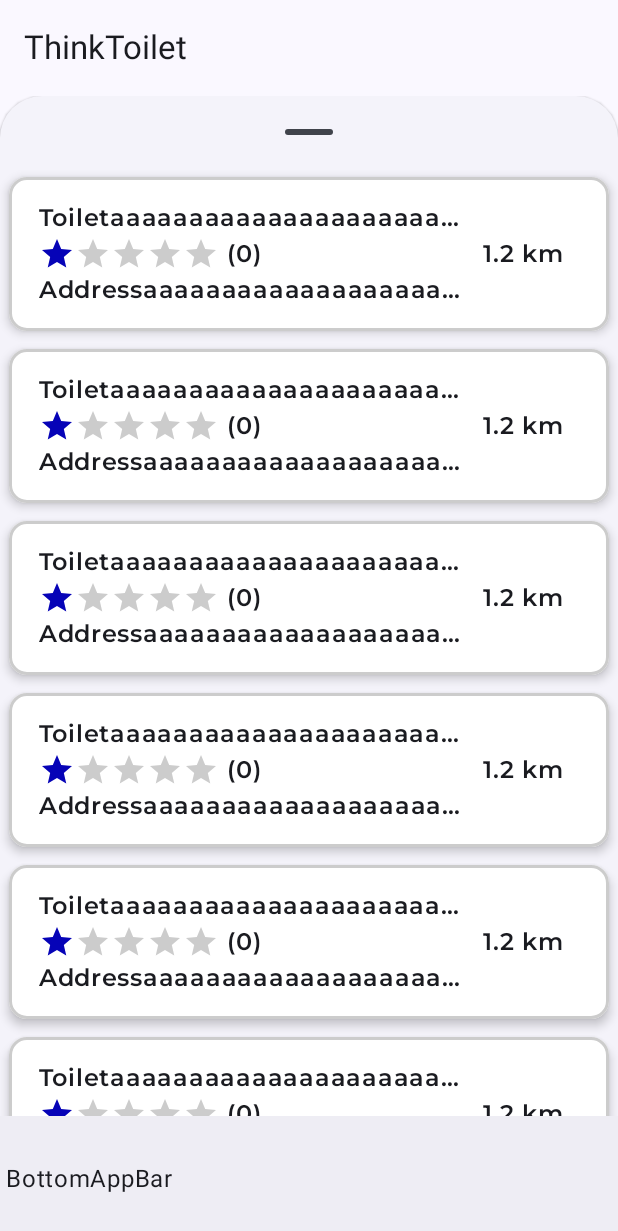
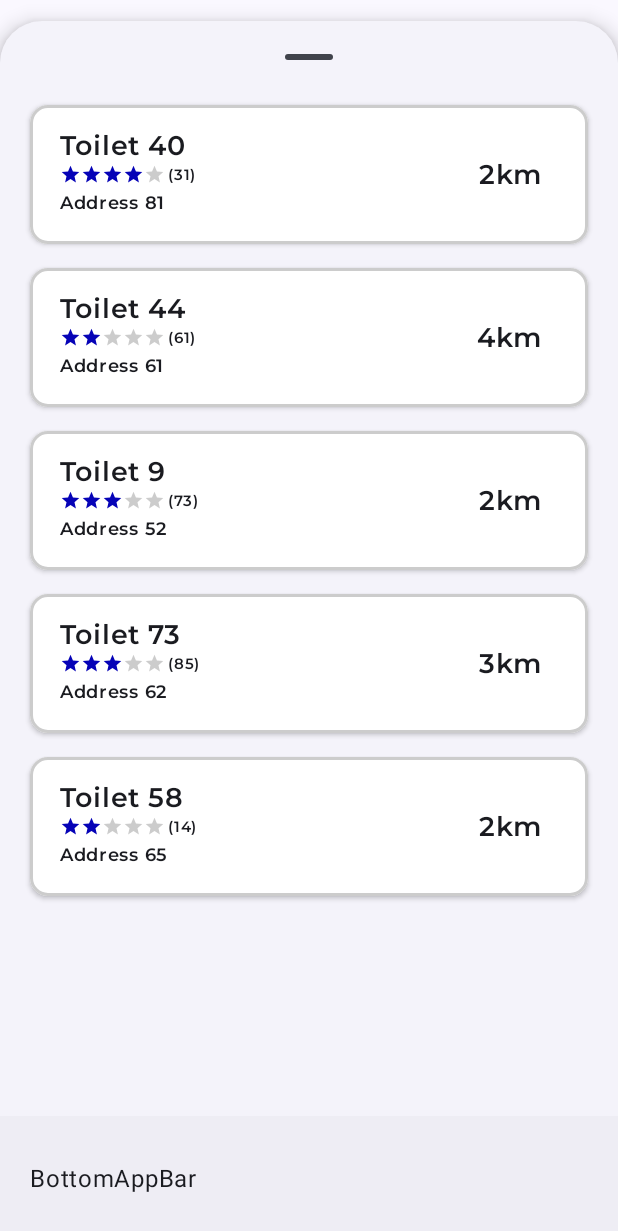
Before and after one commit to nycocado/think-toilet, an Android app built with Jetpack Compose: the screen it shows after launch (MainActivity), after a tap on an icon or button, on a phone screen of 412 x 824 dp. Shown: the top 1231 px of the screen. Run offline under Robolectric (Android 15) with nearby library versions, the phone set to English and light mode, and no system bars.

Commit message:
Added BottomSheet

```diff
--- a/app/app/src/main/java/pt/iade/ei/thinktoilet/MainActivity.kt
+++ b/app/app/src/main/java/pt/iade/ei/thinktoilet/MainActivity.kt
@@ -5,28 +5,15 @@ import androidx.activity.ComponentActivity
 import androidx.activity.compose.setContent
 import androidx.activity.enableEdgeToEdge
 import androidx.compose.foundation.layout.Box
-import androidx.compose.foundation.layout.fillMaxSize
 import androidx.compose.foundation.layout.padding
-import androidx.compose.foundation.lazy.LazyColumn
 import androidx.compose.material3.BottomAppBar
-import androidx.compose.material3.BottomSheetScaffold
-import androidx.compose.material3.ExperimentalMaterial3Api
 import androidx.compose.material3.Scaffold
 import androidx.compose.material3.Text
-import androidx.compose.material3.TopAppBar
-import androidx.compose.material3.rememberBottomSheetScaffoldState
 import androidx.compose.runtime.Composable
-import androidx.compose.runtime.getValue
-import androidx.compose.runtime.mutableIntStateOf
-import androidx.compose.runtime.mutableStateOf
-import androidx.compose.runtime.remember
-import androidx.compose.runtime.setValue
 import androidx.compose.ui.Modifier
-import androidx.compose.ui.platform.LocalDensity
 import androidx.compose.ui.tooling.preview.Preview
 import androidx.compose.ui.unit.dp
-import pt.iade.ei.thinktoilet.test.generateToilet
-import pt.iade.ei.thinktoilet.ui.components.LocationCard
+import pt.iade.ei.thinktoilet.ui.components.BottomSheetScaffoldThinkToilet
 import pt.iade.ei.thinktoilet.ui.theme.ThinkToiletTheme
 
 class MainActivity : ComponentActivity() {
@@ -41,55 +28,26 @@ class MainActivity : ComponentActivity() {
     }
 }
 
-@OptIn(ExperimentalMaterial3Api::class)
 @Composable
 fun MainView() {
     ThinkToiletTheme {
-        var sheetState = rememberBottomSheetScaffoldState()
-
         Scaffold(
-            topBar = {
-                TopAppBar(
-                    title = {
-                        Text(text = "ThinkToilet")
-                    }
-                )
-            },
             bottomBar = {
-                BottomAppBar (
-                    content = {
-                        Text(text = "BottomAppBar")
-                    }
-                )
+                BottomAppBar {
+                    Text(
+                        text = "BottomAppBar",
+                        modifier = Modifier.padding(16.dp)
+                    )
+                }
             }
         ) { innerPadding ->
             Box(
-                modifier = Modifier
+                Modifier
                     .padding(innerPadding)
-                    .fillMaxSize()
             ) {
-                BottomSheetScaffold(
-                    sheetContent = {
-                        LazyColumn(
-                            modifier = Modifier.fillMaxSize()
-                        ) {
-                            items(10) {
-                                LocationCard(
-                                    toilet = generateToilet(),
-                                    distance = "1.2 km"
-                                )
-                            }
-                        }
-                    },
-                    sheetPeekHeight = 160.dp,
-                    scaffoldState = sheetState
-                ) {
-
-                }
+                BottomSheetScaffoldThinkToilet()
             }
-
         }
-
     }
 }
 
--- a/app/app/src/main/java/pt/iade/ei/thinktoilet/models/Position.kt
+++ b/app/app/src/main/java/pt/iade/ei/thinktoilet/models/Position.kt
@@ -6,3 +6,11 @@ data class Position(
     var latitude: Double,
     var longitude: Double,
 ) : Serializable
+
+fun distanceToString(distance: Double): String {
+    return if (distance < 1000) {
+        "${distance.toInt()}m"
+    } else {
+        "${(distance / 1000).toInt()}km"
+    }
+}
--- a/app/app/src/main/java/pt/iade/ei/thinktoilet/models/UserMain.kt
+++ b/app/app/src/main/java/pt/iade/ei/thinktoilet/models/UserMain.kt
@@ -11,4 +11,5 @@ data class UserMain(
     var email: String,
     var password: String,
     var position: Position,
+    var historyComment: List<Comment>,
 ) : Serializable
--- a/app/app/src/main/java/pt/iade/ei/thinktoilet/test/Test.kt
+++ b/app/app/src/main/java/pt/iade/ei/thinktoilet/test/Test.kt
@@ -4,19 +4,35 @@ import pt.iade.ei.thinktoilet.models.Position
 import pt.iade.ei.thinktoilet.models.RatingCategory
 import pt.iade.ei.thinktoilet.models.Toilet
 
-fun generateRatingCategory(): RatingCategory {
+fun generateRatingCategory(clean: Float = 0.0f, paper: Float = 0.0f, structure: Float = 0.0f, accessibility: Float = 0.0f): RatingCategory {
     return RatingCategory(
-        clean = 1.0f,
-        paper = 1.0f,
-        structure = 1.0f,
-        accessibility = 1.0f,
+        clean = clean,
+        paper = paper,
+        structure = structure,
+        accessibility = accessibility,
     )
 }
 
-fun generatePosition(): Position {
+fun generateRandomRatingCategory(): RatingCategory {
+    return RatingCategory(
+        clean = (0..5).random().toFloat(),
+        paper = (0..5).random().toFloat(),
+        structure = (0..5).random().toFloat(),
+        accessibility = (0..5).random().toFloat(),
+    )
+}
+
+fun generatePosition(latitude: Double = 0.0, longitude: Double = 0.0): Position {
     return Position(
-        latitude = 0.0,
-        longitude = 0.0
+        latitude = latitude,
+        longitude = longitude
+    )
+}
+
+fun generateRandomPosition(): Position {
+    return Position(
+        latitude = (0..100).random().toDouble(),
+        longitude = (0..100).random().toDouble()
     )
 }
 
@@ -34,3 +50,30 @@ fun generateToilet(): Toilet {
         googlePlaceId = "0"
     )
 }
+
+fun generateRandomToilet(): Toilet{
+    return Toilet(
+        id = (0..100).random(),
+        name = "Toilet ${(0..100).random()}",
+        address = "Address ${(0..100).random()}",
+        ratingCategory = generateRandomRatingCategory(),
+        accessibility = (0..1).random() == 1,
+        babyChangingStation = (0..1).random() == 1,
+        position = generateRandomPosition(),
+        numComments = (0..100).random(),
+        comments = emptyList(),
+        googlePlaceId = "0"
+    )
+}
+
+fun generateToilets(numToilets: Int): List<Toilet> {
+    val toilets = mutableListOf<Toilet>()
+    for (i in 1..numToilets) {
+        toilets.add(generateRandomToilet())
+    }
+    return toilets
+}
+
+fun generateDistance(): Double {
+    return (0..5000).random().toDouble()
+}
--- /dev/null
+++ b/app/app/src/main/java/pt/iade/ei/thinktoilet/ui/components/BottomSheetScaffold.kt
@@ -0,0 +1,103 @@
+package pt.iade.ei.thinktoilet.ui.components
+
+import androidx.activity.compose.BackHandler
+import androidx.compose.foundation.ExperimentalFoundationApi
+import androidx.compose.foundation.LocalOverscrollConfiguration
+import androidx.compose.foundation.layout.Box
+import androidx.compose.foundation.layout.fillMaxHeight
+import androidx.compose.foundation.layout.fillMaxSize
+import androidx.compose.foundation.lazy.LazyColumn
+import androidx.compose.material3.BottomSheetScaffold
+import androidx.compose.material3.ExperimentalMaterial3Api
+import androidx.compose.material3.SheetValue
+import androidx.compose.material3.Text
+import androidx.compose.material3.rememberBottomSheetScaffoldState
+import androidx.compose.material3.rememberStandardBottomSheetState
+import androidx.compose.runtime.Composable
+import androidx.compose.runtime.CompositionLocalProvider
+import androidx.compose.runtime.LaunchedEffect
+import androidx.compose.runtime.getValue
+import androidx.compose.runtime.mutableStateOf
+import androidx.compose.runtime.remember
+import androidx.compose.runtime.setValue
+import androidx.compose.ui.Modifier
+import androidx.compose.ui.unit.dp
+import pt.iade.ei.thinktoilet.models.Toilet
+import pt.iade.ei.thinktoilet.test.generateDistance
+import pt.iade.ei.thinktoilet.test.generateRandomToilet
+
+@Composable
+@OptIn(ExperimentalMaterial3Api::class, ExperimentalFoundationApi::class)
+fun BottomSheetScaffoldThinkToilet() {
+    val scaffoldState = rememberBottomSheetScaffoldState(
+        bottomSheetState = rememberStandardBottomSheetState(
+            initialValue = SheetValue.PartiallyExpanded,
+            confirmValueChange = {
+                it == SheetValue.Expanded || it == SheetValue.PartiallyExpanded
+            }
+        )
+    )
+    var locationSelected by remember { mutableStateOf(false) }
+    var toiletSelected by remember { mutableStateOf<Toilet?>(null) }
+    val toilets: List<Toilet> = remember {
+        listOf(
+            generateRandomToilet(),
+            generateRandomToilet(),
+            generateRandomToilet(),
+            generateRandomToilet(),
+            generateRandomToilet()
+        )
+    }
+
+    BackHandler(enabled = locationSelected) {
+        locationSelected = false
+        toiletSelected = null
+    }
+
+    BottomSheetScaffold(
+        scaffoldState = scaffoldState,
+        sheetPeekHeight = 160.dp,
+        sheetShadowElevation = 8.dp,
+        sheetContent = {
+            Box(
+                modifier = Modifier
+                    .fillMaxHeight(0.98f)
+            ) {
+                if (locationSelected) {
+                    LaunchedEffect(scaffoldState.bottomSheetState) {
+                        scaffoldState.bottomSheetState.expand()
+                    }
+                    Text(
+                        text = "Toilet selected: ${toiletSelected?.name}",
+                        modifier = Modifier.fillMaxSize()
+                    )
+                } else {
+                    CompositionLocalProvider(
+                        LocalOverscrollConfiguration provides null
+                    ) { // Remove o efeito de overscroll do LazyColumn
+                        LaunchedEffect(scaffoldState.bottomSheetState) {
+                            scaffoldState.bottomSheetState.partialExpand()
+                        }
+                        LazyColumn(
+                            modifier = Modifier
+                                .fillMaxSize(),
+                            userScrollEnabled = false
+                        ) {
+                            items(5) {
+                                val toilet = toilets[it]
+                                LocationCard(
+                                    toilet = toilet,
+                                    distance = generateDistance(),
+                                    onClick = { selectedToilet ->
+                                        locationSelected = true
+                                        toiletSelected = selectedToilet
+                                    }
+                                )
+                            }
+                        }
+                    }
+                }
+            }
+        },
+    ) {}
+}
--- a/app/app/src/main/java/pt/iade/ei/thinktoilet/ui/components/LocationCard.kt
+++ b/app/app/src/main/java/pt/iade/ei/thinktoilet/ui/components/LocationCard.kt
@@ -1,6 +1,7 @@
 package pt.iade.ei.thinktoilet.ui.components
 
 import androidx.compose.foundation.border
+import androidx.compose.foundation.clickable
 import androidx.compose.foundation.layout.Arrangement
 import androidx.compose.foundation.layout.Column
 import androidx.compose.foundation.layout.Row
@@ -8,39 +9,58 @@ import androidx.compose.foundation.layout.fillMaxWidth
 import androidx.compose.foundation.layout.padding
 import androidx.compose.material3.Card
 import androidx.compose.material3.CardDefaults
+import androidx.compose.material3.CardElevation
 import androidx.compose.material3.MaterialTheme
 import androidx.compose.material3.Text
 import androidx.compose.runtime.Composable
+import androidx.compose.runtime.remember
+import androidx.compose.runtime.rememberCoroutineScope
 import androidx.compose.ui.Alignment
 import androidx.compose.ui.Modifier
 import androidx.compose.ui.graphics.Color
+import androidx.compose.ui.graphics.DefaultShadowColor
 import androidx.compose.ui.text.font.FontWeight
 import androidx.compose.ui.text.style.TextOverflow
 import androidx.compose.ui.tooling.preview.Preview
 import androidx.compose.ui.unit.dp
+import androidx.compose.ui.unit.sp
+import kotlinx.coroutines.delay
+import kotlinx.coroutines.launch
 import pt.iade.ei.thinktoilet.test.generateToilet
 import pt.iade.ei.thinktoilet.models.Toilet
+import pt.iade.ei.thinktoilet.models.distanceToString
 import pt.iade.ei.thinktoilet.ui.theme.montserratFontFamily
 
 @Composable
 fun LocationCard(
     toilet: Toilet,
-    distance: String,
+    distance: Double,
+    onClick: (Toilet) -> Unit
 ) {
+    val scope = rememberCoroutineScope()
+
     Card(
         modifier = Modifier
             .fillMaxWidth()
-            .padding(all = 6.dp)
+            .padding(
+                horizontal = 20.dp,
+                vertical = 8.dp
+            )
+            .clickable {
+                scope.launch {
+                    delay(100)
+                    onClick(toilet)
+                }
+
+            }
             .border(
                 width = 2.dp,
                 color = Color.LightGray,
                 shape = MaterialTheme.shapes.medium
             ),
         shape = MaterialTheme.shapes.medium,
-        colors = CardDefaults.cardColors(
-            containerColor = Color.White,
-        ),
-        elevation = CardDefaults.cardElevation(4.dp)
+        colors = CardDefaults.cardColors(containerColor = Color.White),
+        elevation = CardDefaults.cardElevation(2.dp)
     ) { // Container (Serve para aplicar o border radius)
         Row(
             modifier = Modifier
@@ -58,6 +78,7 @@ fun LocationCard(
                         text = toilet.name,
                         fontFamily = montserratFontFamily,
                         fontWeight = FontWeight.SemiBold,
+                        fontSize = 18.sp,
                         maxLines = 1,
                         overflow = TextOverflow.Ellipsis,
                     )
@@ -65,12 +86,14 @@ fun LocationCard(
                 Row(
                     verticalAlignment = Alignment.CenterVertically
                 ) { // Estrelas
-                    Stars(toilet.getAverageRating())
+                    Stars(toilet.getAverageRating(), size = 14)
                     Text(
-                        modifier = Modifier.padding(horizontal = 5.dp),
+                        modifier = Modifier.padding(horizontal = 2.dp),
                         text = "(${toilet.numComments})",
                         fontFamily = montserratFontFamily,
                         fontWeight = FontWeight.SemiBold,
+                        fontSize = 10.sp,
+                        lineHeight = 1.sp
                     )
                 }
                 Row { // Endereço
@@ -79,6 +102,7 @@ fun LocationCard(
                         text = toilet.address,
                         fontFamily = montserratFontFamily,
                         fontWeight = FontWeight.SemiBold,
+                        fontSize = 12.sp,
                         maxLines = 1,
                         overflow = TextOverflow.Ellipsis
                     )
@@ -87,9 +111,10 @@ fun LocationCard(
             Column { // Distância
                 Text(
                     modifier = Modifier.padding(horizontal = 10.dp),
-                    text = distance,
+                    text = distanceToString(distance),
                     fontFamily = montserratFontFamily,
                     fontWeight = FontWeight.SemiBold,
+                    fontSize = 18.sp,
                     maxLines = 1
                 )
             }
@@ -102,6 +127,7 @@ fun LocationCard(
 fun LocationCardPreview() {
     LocationCard(
         toilet = generateToilet(),
-        distance = "1.2 km"
+        distance = 1000.0,
+        onClick = {}
     )
 }
--- a/app/app/src/main/java/pt/iade/ei/thinktoilet/ui/components/Stars.kt
+++ b/app/app/src/main/java/pt/iade/ei/thinktoilet/ui/components/Stars.kt
@@ -2,14 +2,18 @@ package pt.iade.ei.thinktoilet.ui.components
 
 import androidx.compose.foundation.Image
 import androidx.compose.foundation.layout.Row
+import androidx.compose.foundation.layout.size
 import androidx.compose.runtime.Composable
+import androidx.compose.ui.Modifier
 import androidx.compose.ui.res.painterResource
 import androidx.compose.ui.tooling.preview.Preview
+import androidx.compose.ui.unit.dp
 import pt.iade.ei.thinktoilet.R
 
 @Composable
 fun Stars(
-    rating: Float
+    rating: Float,
+    size: Int = 24
 ) {
     Row {
         for (i in 1..5) {
@@ -20,7 +24,8 @@ fun Stars(
                     else
                         R.drawable.star
                 ),
-                contentDescription = "{i} star"
+                contentDescription = "{i} star",
+                modifier = Modifier.size(size.dp)
             )
         }
     }
```
